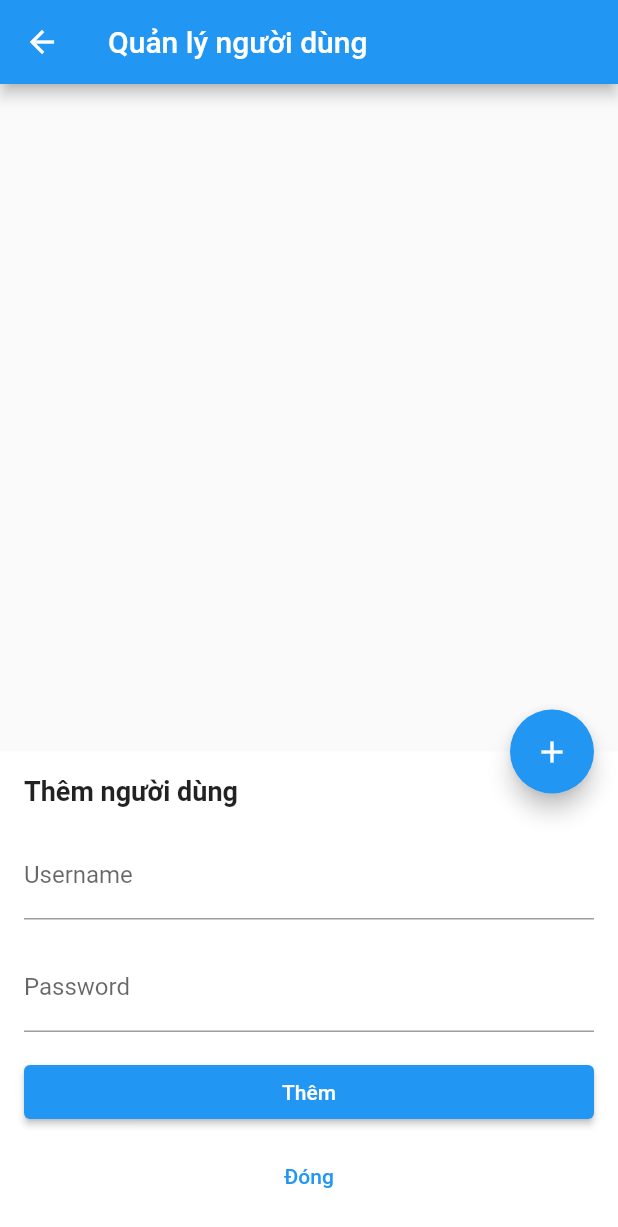
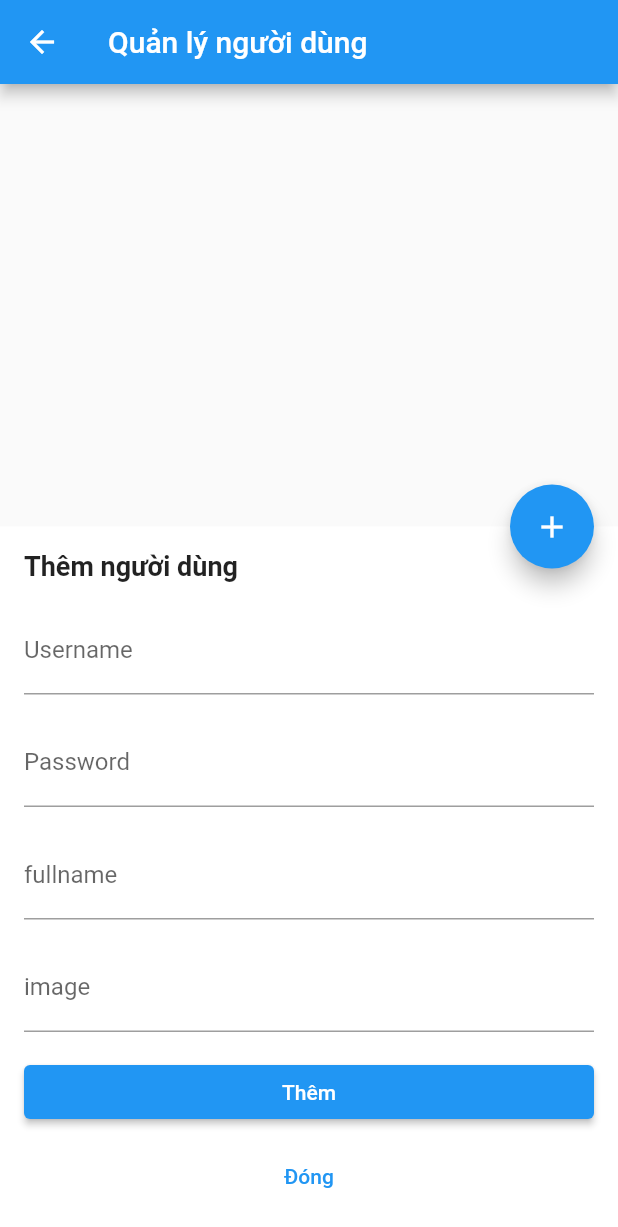
Before and after one commit to Ngtinhs/TH_FLUTTER, a Flutter app: the ListUserPage screen opened by its route, after a tap on the "add" icon, on a phone screen of 412 x 824 dp. Shown: the top 1227 px of the screen. Run offline on Flutter 3.47's test engine with Material 2 defaults, Android fonts, the light colour scheme and no system bars; our stand-ins replace firebase_core, firebase_messaging, flutter_svg, fluttertoast, shared_preferences; accounts and stored records are empty; network calls fail.

Commit message:
Thêm trường Image và Fullname

```diff
--- a/thuchanh/lib/Admin/pages/list_user_page.dart
+++ b/thuchanh/lib/Admin/pages/list_user_page.dart
@@ -18,6 +18,8 @@ class _ListUserPageState extends State<ListUserPage> {
   Map<String, dynamic> newUser = {
     'username': '',
     'password': '',
+    'fullname': '',
+    'image': '',
   };
 
   @override
@@ -44,6 +46,8 @@ class _ListUserPageState extends State<ListUserPage> {
     setState(() {
       selectedId = id;
       showModal = true;
+      newUser['fullname'] = selectedUser['fullname'];
+      newUser['image'] = selectedUser['image'];
       newUser['username'] = selectedUser['username'];
       newUser['password'] = selectedUser['password'];
     });
@@ -136,6 +140,8 @@ class _ListUserPageState extends State<ListUserPage> {
     setState(() {
       showModal = false;
       selectedId = '';
+      newUser['fullname'] = '';
+      newUser['image'] = '';
       newUser['username'] = '';
       newUser['password'] = '';
     });
@@ -154,7 +160,7 @@ class _ListUserPageState extends State<ListUserPage> {
           return ListTile(
             title: Text("ID: ${user['_id']}"),
             subtitle: Text(
-                "Username: ${user['username']}\nPassword: ${user['password']}"),
+                "Username: ${user['username']}\nPassword: ${user['password']}\nFullname: ${user['fullname']}\nimage: ${user['image']}"),
             trailing: Row(
               mainAxisSize: MainAxisSize.min,
               children: [
@@ -183,6 +189,7 @@ class _ListUserPageState extends State<ListUserPage> {
     return Container(
       padding: const EdgeInsets.all(16.0),
       color: Colors.white,
+      child: SingleChildScrollView(
         child: Column(
           crossAxisAlignment: CrossAxisAlignment.stretch,
           mainAxisSize: MainAxisSize.min,
@@ -191,7 +198,8 @@ class _ListUserPageState extends State<ListUserPage> {
               selectedId.isNotEmpty
                   ? 'Sửa thông tin người dùng'
                   : 'Thêm người dùng',
-            style: const TextStyle(fontSize: 18.0, fontWeight: FontWeight.bold),
+              style:
+                  const TextStyle(fontSize: 18.0, fontWeight: FontWeight.bold),
             ),
             const SizedBox(height: 16.0),
             TextField(
@@ -206,6 +214,18 @@ class _ListUserPageState extends State<ListUserPage> {
               controller: TextEditingController(text: newUser['password']),
             ),
             const SizedBox(height: 16.0),
+            TextField(
+              decoration: const InputDecoration(labelText: 'fullname'),
+              onChanged: (value) => newUser['fullname'] = value,
+              controller: TextEditingController(text: newUser['fullname']),
+            ),
+            const SizedBox(height: 16.0),
+            TextField(
+              decoration: const InputDecoration(labelText: 'image'),
+              onChanged: (value) => newUser['image'] = value,
+              controller: TextEditingController(text: newUser['image']),
+            ),
+            const SizedBox(height: 16.0),
             ElevatedButton(
               onPressed: selectedId.isNotEmpty ? updateUser : addUser,
               child: Text(selectedId.isNotEmpty ? 'Lưu' : 'Thêm'),
@@ -217,6 +237,7 @@ class _ListUserPageState extends State<ListUserPage> {
             ),
           ],
         ),
+      ),
     );
   }
 }
--- a/thuchanh/lib/homepage/components/fragment/account_detail.dart
+++ b/thuchanh/lib/homepage/components/fragment/account_detail.dart
@@ -11,6 +11,8 @@ class AccountDetail extends StatefulWidget {
 class _AccountDetailState extends State<AccountDetail> {
   late String username;
   late String password;
+  late String fullname;
+  late String image;
 
   @override
   void initState() {
@@ -20,12 +22,18 @@ class _AccountDetailState extends State<AccountDetail> {
 
   Future<void> _getUserData() async {
     SharedPreferences prefs = await SharedPreferences.getInstance();
-    username = prefs.getString('username') ?? '';
-    password = prefs.getString('password') ?? '';
-    setState(() {});
+    setState(() {
+      username = prefs.getString('username') ?? '';
+      password = prefs.getString('password') ?? '';
+      fullname = prefs.getString('fullname') ?? '';
+      image = prefs.getString('image') ?? '';
+    });
   }
 
   Future<void> _editAccount(BuildContext context) async {
+    TextEditingController fullnameController =
+        TextEditingController(text: fullname);
+    TextEditingController imageController = TextEditingController(text: image);
     TextEditingController usernameController =
         TextEditingController(text: username);
     TextEditingController passwordController =
@@ -39,6 +47,18 @@ class _AccountDetailState extends State<AccountDetail> {
           content: Column(
             mainAxisSize: MainAxisSize.min,
             children: [
+              TextField(
+                controller: fullnameController,
+                decoration: const InputDecoration(
+                  labelText: 'fullname',
+                ),
+              ),
+              TextField(
+                controller: imageController,
+                decoration: const InputDecoration(
+                  labelText: 'image',
+                ),
+              ),
               TextField(
                 controller: usernameController,
                 decoration: const InputDecoration(
@@ -59,9 +79,13 @@ class _AccountDetailState extends State<AccountDetail> {
                 SharedPreferences prefs = await SharedPreferences.getInstance();
                 prefs.setString('username', usernameController.text);
                 prefs.setString('password', passwordController.text);
+                prefs.setString('fullname', fullnameController.text);
+                prefs.setString('image', imageController.text);
                 setState(() {
                   username = usernameController.text;
                   password = passwordController.text;
+                  fullname = fullnameController.text;
+                  image = imageController.text;
                 });
                 Navigator.of(context).pop();
               },
@@ -85,6 +109,14 @@ class _AccountDetailState extends State<AccountDetail> {
       child: ListView(
         children: [
           ListTile(
+            title: const Text('Fullname'),
+            subtitle: Text(fullname),
+          ),
+          ListTile(
+            title: const Text('Image'),
+            subtitle: Text(image),
+          ),
+          ListTile(
             title: const Text('Username'),
             subtitle: Text(username),
           ),
--- a/thuchanh/lib/signin/components/signin_form.dart
+++ b/thuchanh/lib/signin/components/signin_form.dart
@@ -23,6 +23,8 @@ class _SignInFormState extends State<SignInForm> {
 
   final username = TextEditingController();
   final password = TextEditingController();
+  final fullname = TextEditingController();
+  final image = TextEditingController();
 
   @override
   void initState() {
@@ -36,8 +38,10 @@ class _SignInFormState extends State<SignInForm> {
     SharedPreferences prefs = await SharedPreferences.getInstance();
     if (prefs.getString('username')?.isNotEmpty ?? false) {
       setState(() {
-        username.text = prefs.getString('username')!;
-        password.text = prefs.getString('password')!;
+        username.text = prefs.getString('username') ?? '';
+        password.text = prefs.getString('password') ?? '';
+        fullname.text = prefs.getString('fullname') ?? '';
+        image.text = prefs.getString('image') ?? '';
         _value = prefs.getBool('check') ?? false;
       });
     }
@@ -132,6 +136,8 @@ class _SignInFormState extends State<SignInForm> {
                                   await SharedPreferences.getInstance();
                               prefs.setString('username', username.text);
                               prefs.setString('password', password.text);
+                              prefs.setString('fullname', fullname.text);
+                              prefs.setString('image', image.text);
                               prefs.setBool('check', _value);
 
                               var userData = json.decode(response.body);
```
Also changed, not shown: 3 other files. Lines whose indentation alone changed are shown as unchanged.
